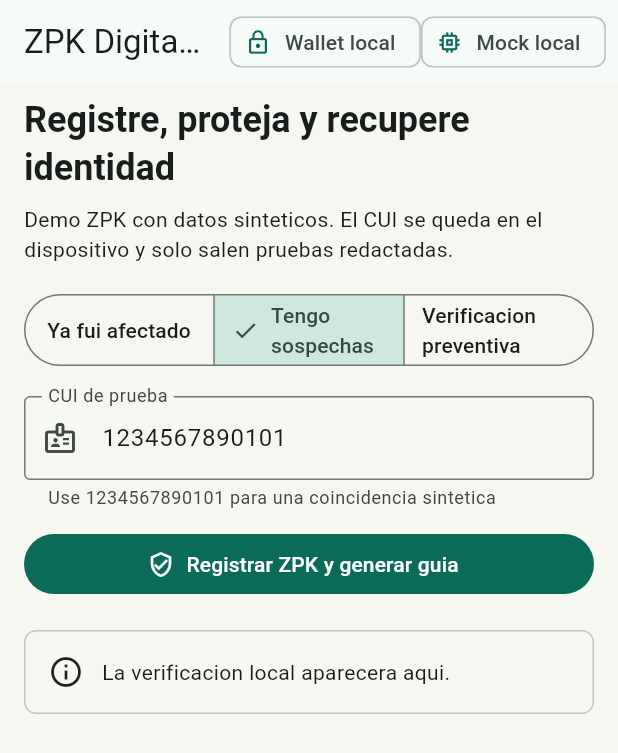
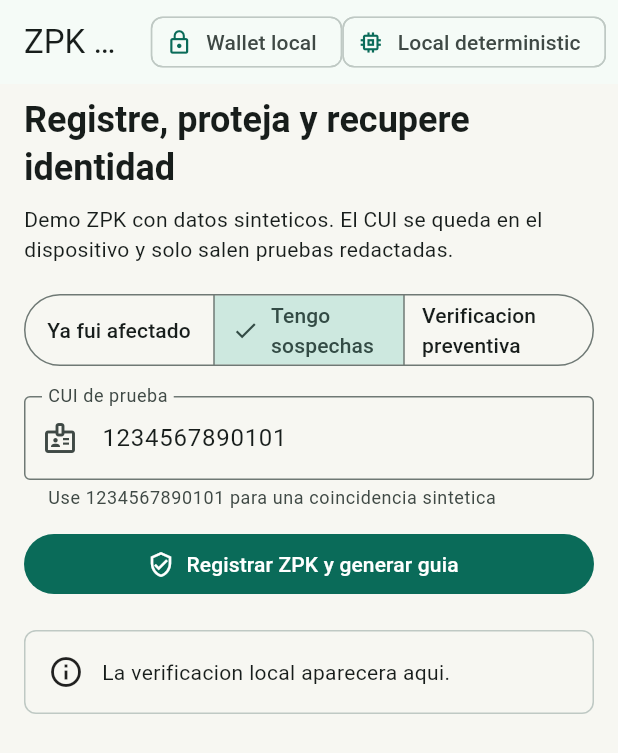
Before and after one commit to Anarpego/zpk-digital-id-gemma4, a Flutter app: the screen it shows after launch, after a tap on "Tengo sospechas", on a phone screen of 412 x 824 dp. Shown: the top 753 px of the screen. Run offline on Flutter 3.47's test engine with Material 3 defaults, Android fonts, the phone set to English and light mode, and no system bars; missing offline and left inert: cactus; project files that could hold a hidden picture were left out.

Commit message:
chore: make default reasoner production local

```diff
--- a/kan-app/lib/config/app_config.dart
+++ b/kan-app/lib/config/app_config.dart
@@ -1,4 +1,4 @@
-enum ReasonerMode { mock, cactus, gemmaHosted, mlKitGemma }
+enum ReasonerMode { local, cactus, gemmaHosted, mlKitGemma }
 
 class AppConfig {
   const AppConfig({
@@ -13,22 +13,22 @@ class AppConfig {
 
   const AppConfig.fromEnvironment()
     : reasonerMode =
-          const String.fromEnvironment('KAN_REASONER', defaultValue: 'mock') ==
+          const String.fromEnvironment('KAN_REASONER', defaultValue: 'local') ==
               'cactus'
           ? ReasonerMode.cactus
           : const String.fromEnvironment(
                   'KAN_REASONER',
-                  defaultValue: 'mock',
+                  defaultValue: 'local',
                 ) ==
                 'gemma-hosted'
           ? ReasonerMode.gemmaHosted
           : const String.fromEnvironment(
                   'KAN_REASONER',
-                  defaultValue: 'mock',
+                  defaultValue: 'local',
                 ) ==
                 'mlkit-gemma'
           ? ReasonerMode.mlKitGemma
-          : ReasonerMode.mock,
+          : ReasonerMode.local,
       cactusModel = const String.fromEnvironment(
         'KAN_CACTUS_MODEL',
         defaultValue: 'functiongemma-270m-pro',
@@ -60,7 +60,7 @@ class AppConfig {
   final int mlKitTimeoutSeconds;
 
   String get label => switch (reasonerMode) {
-    ReasonerMode.mock => 'Mock local',
+    ReasonerMode.local => 'Local deterministic',
     ReasonerMode.cactus => 'Cactus local',
     ReasonerMode.gemmaHosted => 'Gemma 4 API',
     ReasonerMode.mlKitGemma => 'ML Kit Gemma local',
--- a/kan-app/lib/features/demo/home_screen.dart
+++ b/kan-app/lib/features/demo/home_screen.dart
@@ -8,7 +8,7 @@ import '../../services/kan_reasoner.dart';
 import '../../services/legal_template_service.dart';
 import '../../services/local_breach_catalog.dart';
 import '../../services/local_authentication_service.dart';
-import '../../services/mock_reasoner.dart';
+import '../../services/local_deterministic_reasoner.dart';
 import '../../services/recovery_packet_service.dart';
 import '../../services/revocation_service.dart';
 
@@ -16,10 +16,12 @@ class HomeScreen extends StatefulWidget {
   const HomeScreen({
     super.key,
     Object? reasoner,
-    this.reasonerLabel = 'Mock local',
+    this.reasonerLabel = 'Local deterministic',
     this.identityFabric,
     this.auditArchive,
-  }) : reasoner = reasoner is KanReasoner ? reasoner : const MockReasoner();
+  }) : reasoner = reasoner is KanReasoner
+           ? reasoner
+           : const LocalDeterministicReasoner();
 
   final KanReasoner reasoner;
   final String reasonerLabel;
--- a/kan-app/lib/services/mock_reasoner.dart
+++ b/kan-app/lib/services/local_deterministic_reasoner.dart
@@ -6,8 +6,8 @@ import 'kan_reasoner.dart';
 import 'privacy_guard.dart';
 import 'routing_policy.dart';
 
-class MockReasoner implements KanReasoner {
-  const MockReasoner({
+class LocalDeterministicReasoner implements KanReasoner {
+  const LocalDeterministicReasoner({
     this.routingPolicy = const RoutingPolicy(),
     this.agent = const IdentityProtectionAgent(),
     this.identityFabric = const DigitalIdentityFabric(),
@@ -44,7 +44,7 @@ class MockReasoner implements KanReasoner {
             trustReport: trustReport,
             result: result,
             scenario: scenario,
-            reasonerLabel: 'mock-local',
+            reasonerLabel: 'local-deterministic',
             usedLocalOnly: usedLocalOnly,
           );
       return ledger.trace;
--- a/kan-app/lib/services/reasoner_factory.dart
+++ b/kan-app/lib/services/reasoner_factory.dart
@@ -5,8 +5,8 @@ import 'cactus_reasoner.dart';
 import 'digital_identity_fabric.dart';
 import 'gemma_api_reasoner.dart';
 import 'kan_reasoner.dart';
+import 'local_deterministic_reasoner.dart';
 import 'mlkit_gemma_reasoner.dart';
-import 'mock_reasoner.dart';
 
 class ReasonerFactory {
   const ReasonerFactory({this.identityFabric = const DigitalIdentityFabric()});
@@ -17,14 +17,16 @@ class ReasonerFactory {
     CactusConfig.isTelemetryEnabled = false;
 
     return switch (config.reasonerMode) {
-      ReasonerMode.mock => MockReasoner(identityFabric: identityFabric),
+      ReasonerMode.local => LocalDeterministicReasoner(
+        identityFabric: identityFabric,
+      ),
       ReasonerMode.cactus => FallbackReasoner(
         primary: CactusReasoner(
           model: config.cactusModel,
           enableTools: config.cactusEnableTools,
           identityFabric: identityFabric,
         ),
-        fallback: MockReasoner(identityFabric: identityFabric),
+        fallback: LocalDeterministicReasoner(identityFabric: identityFabric),
         primaryLabel: 'cactus:${config.cactusModel}',
         timeout: Duration(seconds: config.cactusTimeoutSeconds),
       ),
@@ -34,12 +36,12 @@ class ReasonerFactory {
           model: config.geminiModel,
           identityFabric: identityFabric,
         ),
-        fallback: MockReasoner(identityFabric: identityFabric),
+        fallback: LocalDeterministicReasoner(identityFabric: identityFabric),
         primaryLabel: 'gemma-api:${config.geminiModel}',
       ),
       ReasonerMode.mlKitGemma => FallbackReasoner(
         primary: MlKitGemmaReasoner(identityFabric: identityFabric),
-        fallback: MockReasoner(identityFabric: identityFabric),
+        fallback: LocalDeterministicReasoner(identityFabric: identityFabric),
         primaryLabel: 'mlkit-gemma:aicore',
         timeout: Duration(seconds: config.mlKitTimeoutSeconds),
       ),
```
Also changed, not shown: 6 other files.
